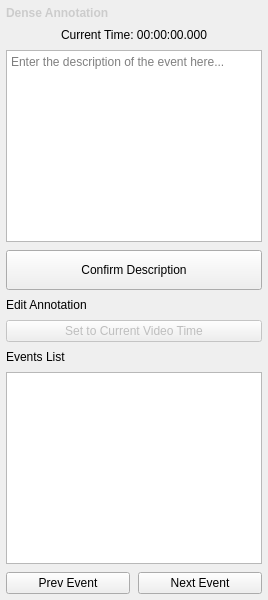
First picture: the form in annotation_tool/ui/dense_description/dense_annotation_panel.ui, repository OpenSportsLab/VideoAnnotationTool, before the edit.
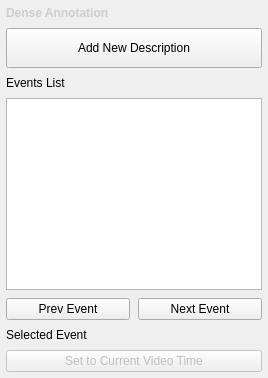
Second picture: the form after the edit.

Commit message: feat: Enhance dense description functionality with new event handling and UI updates

What changed in the file:
```diff
--- a/annotation_tool/ui/dense_description/dense_annotation_panel.ui
+++ b/annotation_tool/ui/dense_description/dense_annotation_panel.ui
@@ -28,35 +28,6 @@
      </property>
     </widget>
    </item>
-   <item>
-    <widget class="QLabel" name="denseCurrentTimeLabel">
-     <property name="text">
-      <string>Current Time: 00:00:00.000</string>
-     </property>
-     <property name="alignment">
-      <set>Qt::AlignmentFlag::AlignCenter</set>
-     </property>
-     <property name="class" stdset="0">
-      <string notr="true">dense_time_display</string>
-     </property>
-    </widget>
-   </item>
-   <item>
-    <widget class="QTextEdit" name="denseDescriptionEdit">
-     <property name="minimumSize">
-      <size>
-       <width>0</width>
-       <height>120</height>
-      </size>
-     </property>
-     <property name="placeholderText">
-      <string>Enter the description of the event here...</string>
-     </property>
-     <property name="class" stdset="0">
-      <string notr="true">dense_desc_editor</string>
-     </property>
-    </widget>
-   </item>
    <item>
     <widget class="QPushButton" name="denseConfirmBtn">
      <property name="minimumSize">
@@ -69,36 +40,13 @@
       <cursorShape>PointingHandCursor</cursorShape>
      </property>
      <property name="text">
-      <string>Confirm Description</string>
+      <string>Add New Description</string>
      </property>
      <property name="class" stdset="0">
       <string notr="true">dense_confirm_btn</string>
      </property>
     </widget>
    </item>
-   <item>
-    <widget class="QLabel" name="denseEditLabel">
-     <property name="text">
-      <string>Edit Annotation</string>
-     </property>
-     <property name="class" stdset="0">
-      <string notr="true">panel_header_lbl</string>
-     </property>
-    </widget>
-   </item>
-   <item>
-    <widget class="QPushButton" name="denseSetCurrentTimeBtn">
-     <property name="enabled">
-      <bool>false</bool>
-     </property>
-     <property name="cursor">
-      <cursorShape>PointingHandCursor</cursorShape>
-     </property>
-     <property name="text">
-      <string>Set to Current Video Time</string>
-     </property>
-    </widget>
-   </item>
    <item>
     <widget class="QLabel" name="denseEventsListLabel">
      <property name="text">
@@ -149,6 +97,29 @@
      </item>
     </layout>
    </item>
+   <item>
+    <widget class="QLabel" name="denseEditLabel">
+     <property name="text">
+      <string>Selected Event</string>
+     </property>
+     <property name="class" stdset="0">
+      <string notr="true">panel_header_lbl</string>
+     </property>
+    </widget>
+   </item>
+   <item>
+    <widget class="QPushButton" name="denseSetCurrentTimeBtn">
+     <property name="enabled">
+      <bool>false</bool>
+     </property>
+     <property name="cursor">
+      <cursorShape>PointingHandCursor</cursorShape>
+     </property>
+     <property name="text">
+      <string>Set to Current Video Time</string>
+     </property>
+    </widget>
+   </item>
   </layout>
  </widget>
  <resources/>
```
The commit also changes 6 other files.
